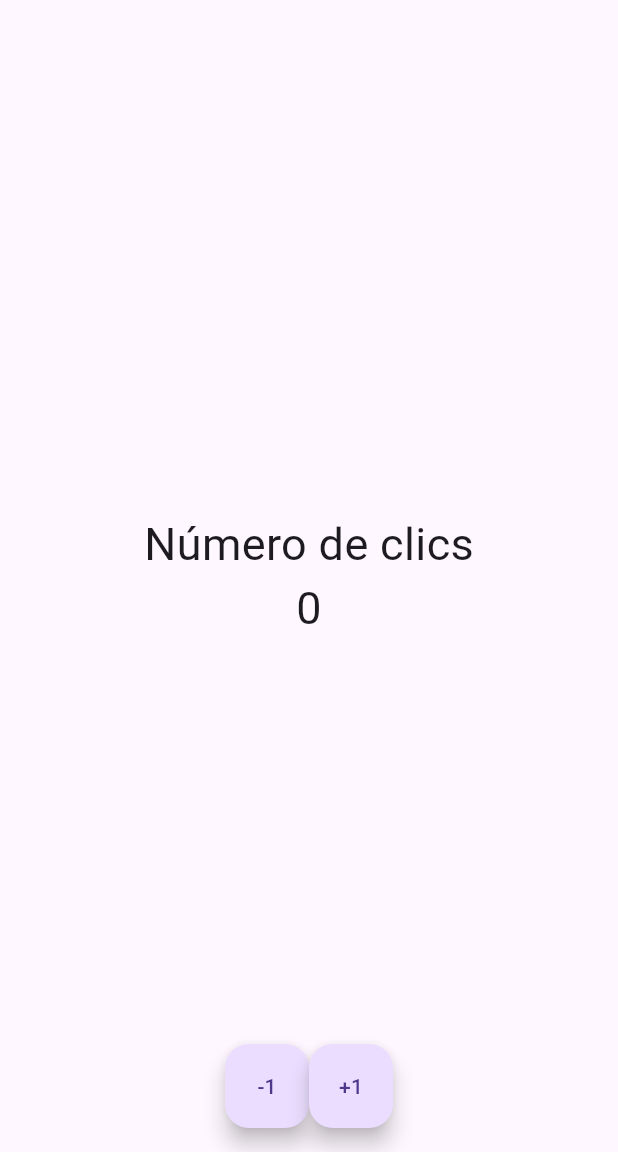
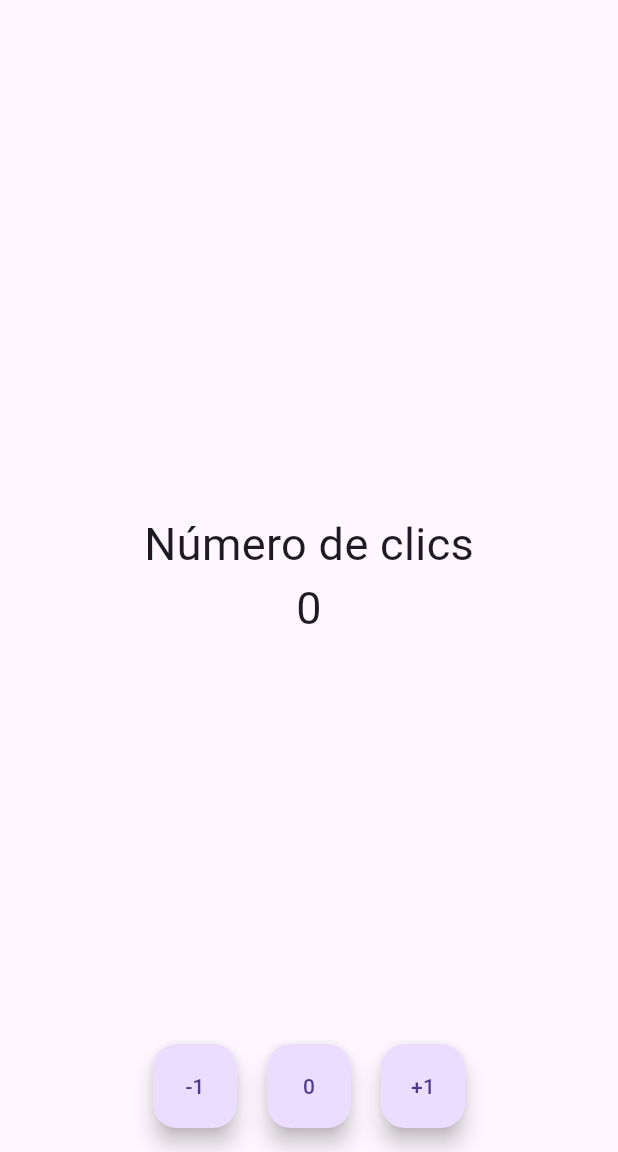
Before and after one commit to pquesadac/fl_contador_propio, a Flutter app: the screen it shows after launch, on a phone screen of 412 x 824 dp, the part 84-1236 px from its top. Run offline on Flutter 3.47's test engine with Material 3 defaults, Android fonts, the light colour scheme and no system bars.

Commit message:
Tercer botón

```diff
--- a/lib/screens/home_screen.dart
+++ b/lib/screens/home_screen.dart
@@ -45,6 +45,24 @@ class _HomeScreenState extends State<HomeScreen> {
                 });
               },
             ),
+
+            const SizedBox( width: 20), // 20 unidades de ancho
+
+            FloatingActionButton(
+              //child: const Icon( Icons.add ),
+              child: const Text('0'),
+              onPressed: () {
+                print('Pulsación 0 registrada');
+                contador = 0;
+                print('$contador');
+                setState(() {
+
+                });
+              },
+            ),
+
+            const SizedBox( width: 20), // 20 unidades de ancho
+
             FloatingActionButton(
               //child: const Icon( Icons.add ),
               child: const Text('+1'),
```
